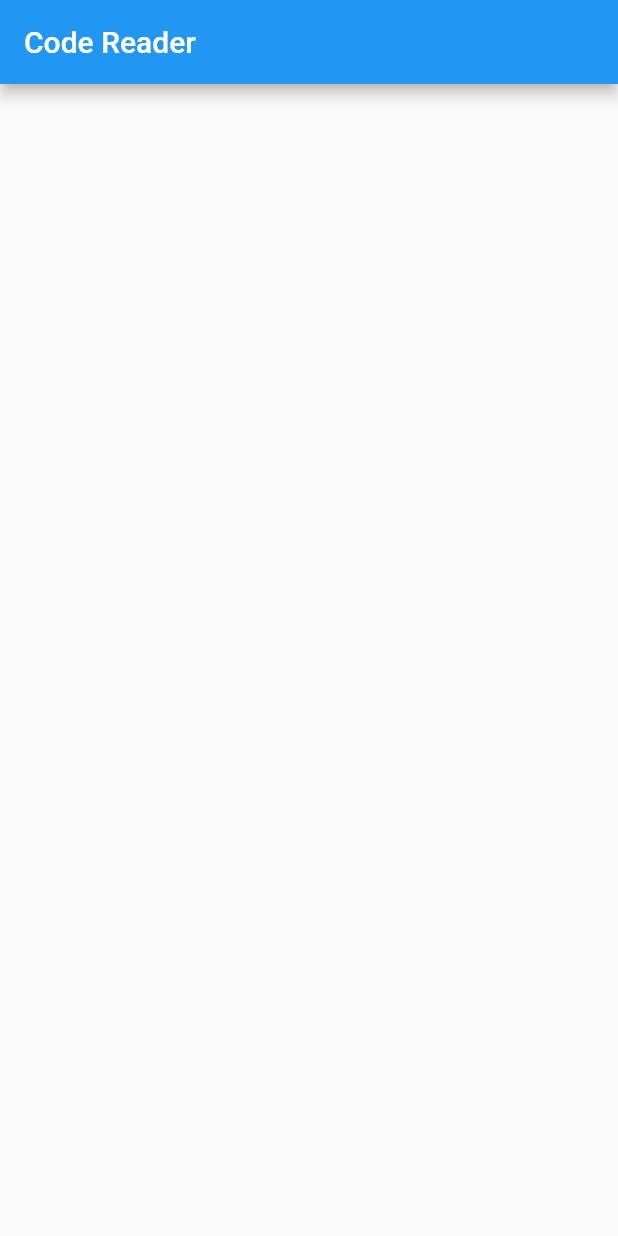
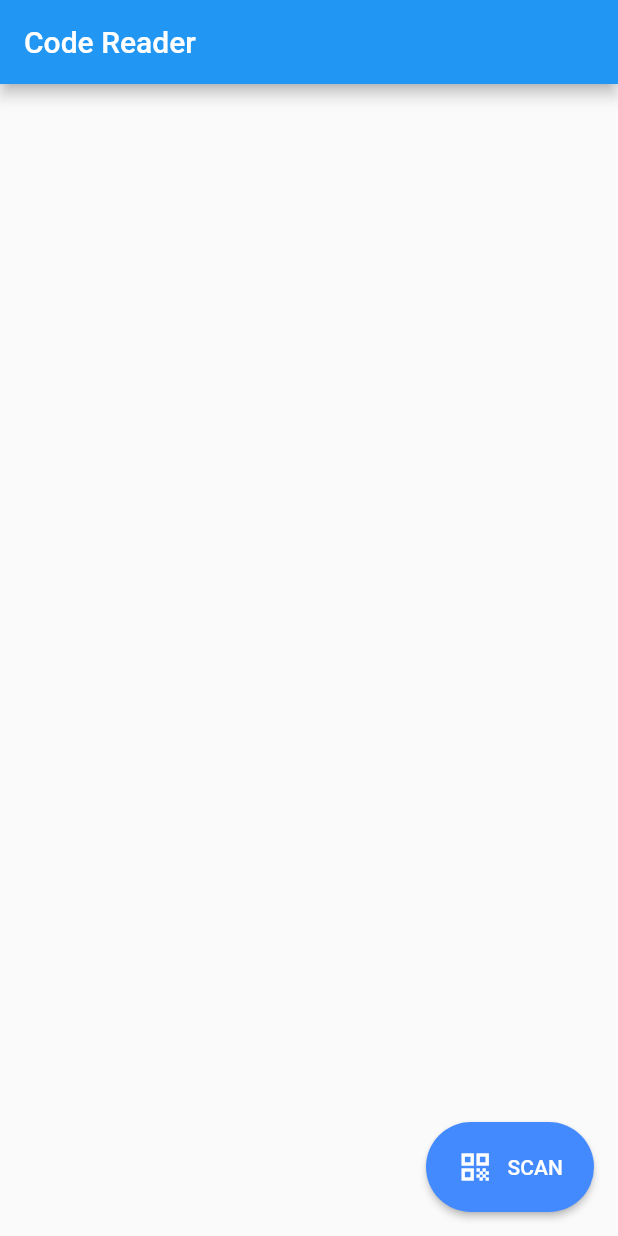
Before and after one commit to suriya43426/flutter-barcode-reader, a Flutter app: the screen it shows after launch, on a phone screen of 412 x 824 dp. Run offline on Flutter 3.47's test engine with Material 2 defaults, Android fonts, the phone set to English and light mode, and no system bars.

Commit message:
ฺีิDream Button

```diff
--- a/lib/main.dart
+++ b/lib/main.dart
@@ -1,3 +1,4 @@
+import 'package:NextflowBarcodeReader/widgets/button.dart';
 import 'package:flutter/material.dart';
 
 void main() {
@@ -34,6 +35,8 @@ class _MyHomePageState extends State<MyHomePage> {
         appBar: AppBar(
           title: Text(widget.title),
         ),
-        body: Container());
+        body: Container(),
+        floatingActionButton: buildRaisedButton(),
+    );
   }
 }
--- /dev/null
+++ b/lib/widgets/button.dart
@@ -0,0 +1,27 @@
+import 'package:flutter/material.dart';
+
+
+// Button ในฝัน
+RaisedButton buildRaisedButton() {
+  return RaisedButton(
+    onPressed: () {},
+    color: Colors.blueAccent.shade200,
+    shape: RoundedRectangleBorder(
+      borderRadius: BorderRadius.circular(30),
+    ),
+    child: SizedBox(
+      width: 80,
+      height: 60,
+      child: Row(
+        mainAxisAlignment: MainAxisAlignment.spaceAround,
+        children: [
+          Icon(
+            Icons.qr_code,
+            color: Colors.white,
+          ),
+          Text('SCAN', style: TextStyle(color: Colors.white))
+        ],
+      ),
+    ),
+  );
+}
```
Also changed, not shown: pubspec.lock, 1 other file.
